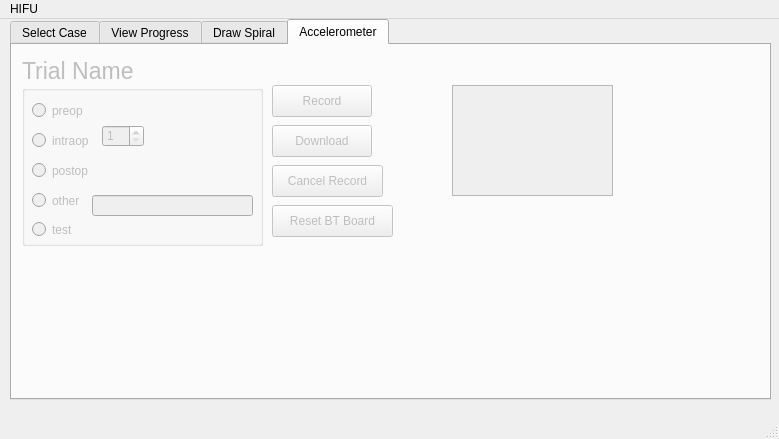
The window that spiralDraw.ui (aet37/Spiral-Drawing) describes before a commit, drawn with Qt 5.
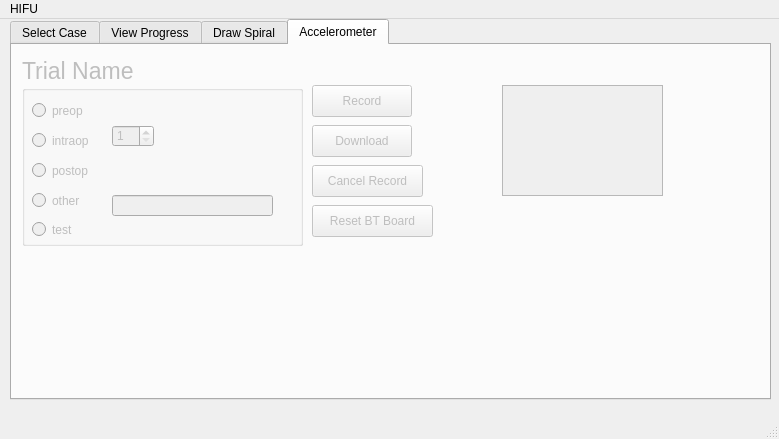
The same window after the commit. The open tabs and pages were chosen to show the change.

Patch:
```diff
--- a/spiralDraw.ui
+++ b/spiralDraw.ui
@@ -164,7 +164,7 @@
      <widget class="QPushButton" name="recordAccel">
       <property name="geometry">
        <rect>
-        <x>260</x>
+        <x>300</x>
         <y>40</y>
         <width>100</width>
         <height>32</height>
@@ -180,7 +180,7 @@
       </property>
       <property name="geometry">
        <rect>
-        <x>260</x>
+        <x>300</x>
         <y>80</y>
         <width>100</width>
         <height>32</height>
@@ -193,7 +193,7 @@
      <widget class="QPushButton" name="cancelRecord">
       <property name="geometry">
        <rect>
-        <x>260</x>
+        <x>300</x>
         <y>120</y>
         <width>111</width>
         <height>32</height>
@@ -206,7 +206,7 @@
      <widget class="QListWidget" name="accelCases">
       <property name="geometry">
        <rect>
-        <x>440</x>
+        <x>490</x>
         <y>40</y>
         <width>161</width>
         <height>111</height>
@@ -218,7 +218,7 @@
        <rect>
         <x>10</x>
         <y>40</y>
-        <width>241</width>
+        <width>281</width>
         <height>161</height>
        </rect>
       </property>
@@ -283,7 +283,7 @@
        </property>
        <property name="geometry">
         <rect>
-         <x>70</x>
+         <x>90</x>
          <y>110</y>
          <width>161</width>
          <height>21</height>
@@ -306,7 +306,7 @@
       <widget class="QSpinBox" name="spinBox">
        <property name="geometry">
         <rect>
-         <x>80</x>
+         <x>90</x>
          <y>40</y>
          <width>42</width>
          <height>22</height>
@@ -320,7 +320,7 @@
      <widget class="QPushButton" name="resetBoard">
       <property name="geometry">
        <rect>
-        <x>260</x>
+        <x>300</x>
         <y>160</y>
         <width>121</width>
         <height>32</height>
```
Left out of the diff: 2 changed lines with no effect on the pictures.
